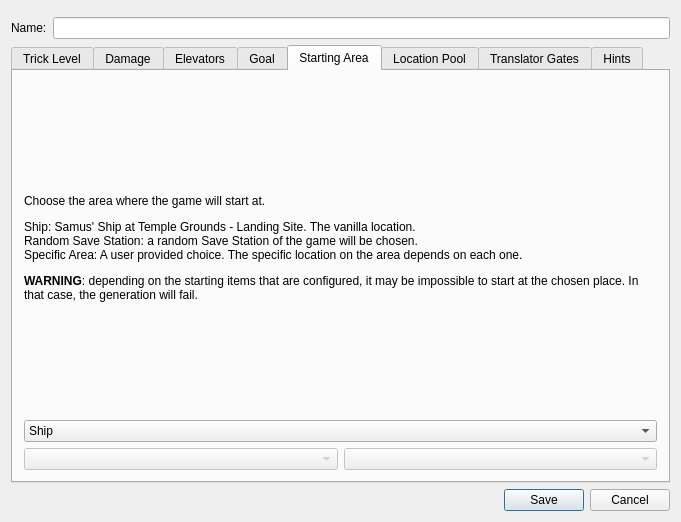
Qt form randovania/gui/ui_files/logic_settings_window.ui (randovania/randovania) before a commit.
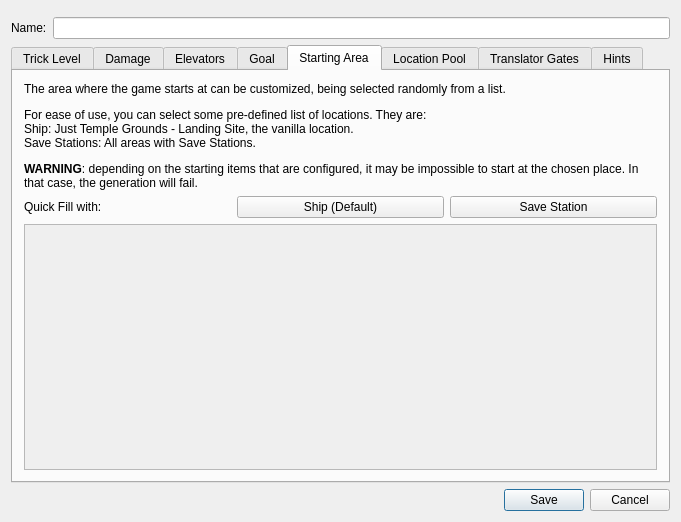
The same form after that commit. The open tabs and pages were chosen to show the change.

Commit message: Add support for selecting arbitrary list of starting locations

```diff
--- a/randovania/gui/ui_files/logic_settings_window.ui
+++ b/randovania/gui/ui_files/logic_settings_window.ui
@@ -467,7 +467,7 @@
        <item>
         <widget class="QLabel" name="startingarea_description">
          <property name="text">
-          <string>&lt;html&gt;&lt;head/&gt;&lt;body&gt;&lt;p&gt;Choose the area where the game will start at.&lt;/p&gt;&lt;p&gt;Ship: Samus' Ship at Temple Grounds - Landing Site. The vanilla location.&lt;br/&gt;Random Save Station: a random Save Station of the game will be chosen.&lt;br/&gt;Specific Area: A user provided choice. The specific location on the area depends on each one.&lt;/p&gt;&lt;p&gt;&lt;span style=&quot; font-weight:600;&quot;&gt;WARNING&lt;/span&gt;: depending on the starting items that are configured, it may be impossible to start at the chosen place. In that case, the generation will fail.&lt;/p&gt;&lt;/body&gt;&lt;/html&gt;</string>
+          <string>&lt;html&gt;&lt;head/&gt;&lt;body&gt;&lt;p&gt;The area where the game starts at can be customized, being selected randomly from a list.&lt;/p&gt;&lt;p&gt;For ease of use, you can select some pre-defined list of locations. They are:&lt;br/&gt;Ship: Just Temple Grounds - Landing Site, the vanilla location.&lt;br/&gt;Save Stations: All areas with Save Stations.&lt;/p&gt;&lt;p&gt;&lt;span style=&quot; font-weight:600;&quot;&gt;WARNING&lt;/span&gt;: depending on the starting items that are configured, it may be impossible to start at the chosen place. In that case, the generation will fail.&lt;/p&gt;&lt;/body&gt;&lt;/html&gt;</string>
          </property>
          <property name="wordWrap">
           <bool>true</bool>
@@ -475,42 +475,48 @@
         </widget>
        </item>
        <item>
-        <widget class="QComboBox" name="startingarea_combo">
+        <layout class="QHBoxLayout" name="starting_area_quick_fill_layout">
          <item>
-          <property name="text">
-           <string>Ship</string>
-          </property>
+          <widget class="QLabel" name="starting_area_quick_fill_label">
+           <property name="text">
+            <string>Quick Fill with:</string>
+           </property>
+          </widget>
          </item>
          <item>
-          <property name="text">
-           <string>Random Save Station</string>
-          </property>
-         </item>
-         <item>
-          <property name="text">
-           <string>Specific Area (Choose Below)</string>
-          </property>
-         </item>
-        </widget>
-       </item>
-       <item>
-        <layout class="QHBoxLayout" name="specific_starting_layout">
-         <item>
-          <widget class="QComboBox" name="specific_starting_world_combo">
-           <property name="enabled">
-            <bool>false</bool>
+          <widget class="QPushButton" name="starting_area_quick_fill_ship">
+           <property name="text">
+            <string>Ship (Default)</string>
            </property>
           </widget>
          </item>
          <item>
-          <widget class="QComboBox" name="specific_starting_area_combo">
-           <property name="enabled">
-            <bool>false</bool>
+          <widget class="QPushButton" name="starting_area_quick_fill_save_station">
+           <property name="text">
+            <string>Save Station</string>
            </property>
           </widget>
          </item>
         </layout>
        </item>
+       <item>
+        <widget class="QScrollArea" name="starting_locations_area">
+         <property name="widgetResizable">
+          <bool>true</bool>
+         </property>
+         <widget class="QWidget" name="starting_locations_contents">
+          <property name="geometry">
+           <rect>
+            <x>0</x>
+            <y>0</y>
+            <width>649</width>
+            <height>301</height>
+           </rect>
+          </property>
+          <layout class="QGridLayout" name="starting_locations_layout"/>
+         </widget>
+        </widget>
+       </item>
       </layout>
      </widget>
      <widget class="QWidget" name="location_pool_tab">
```
The commit also changes 13 other files.
